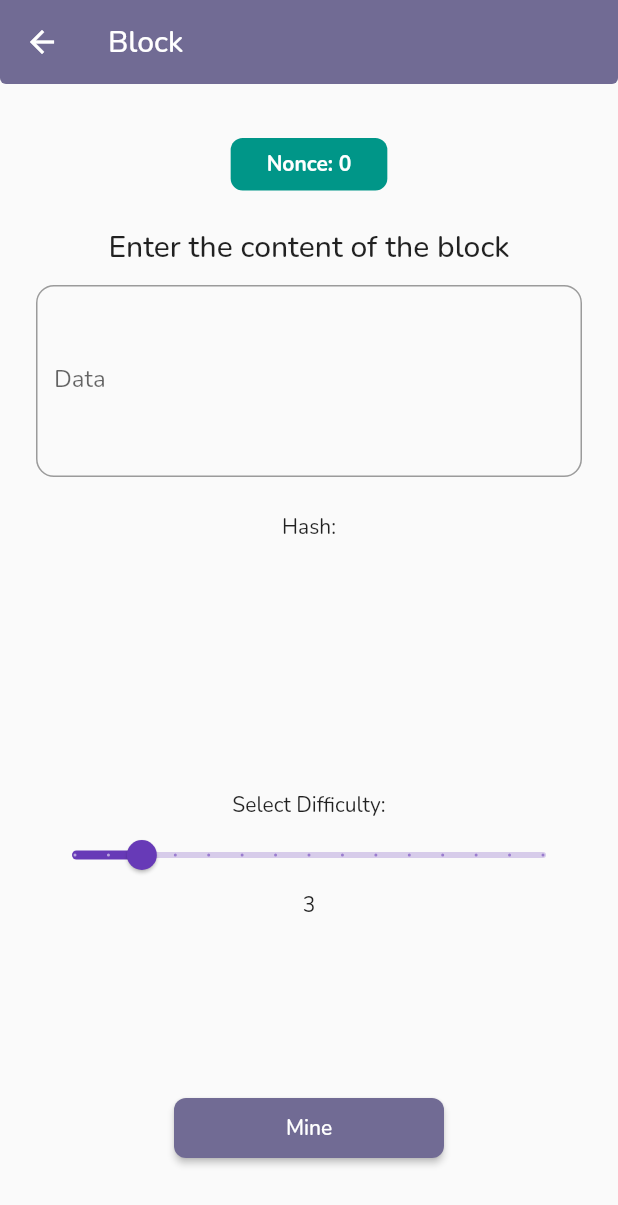
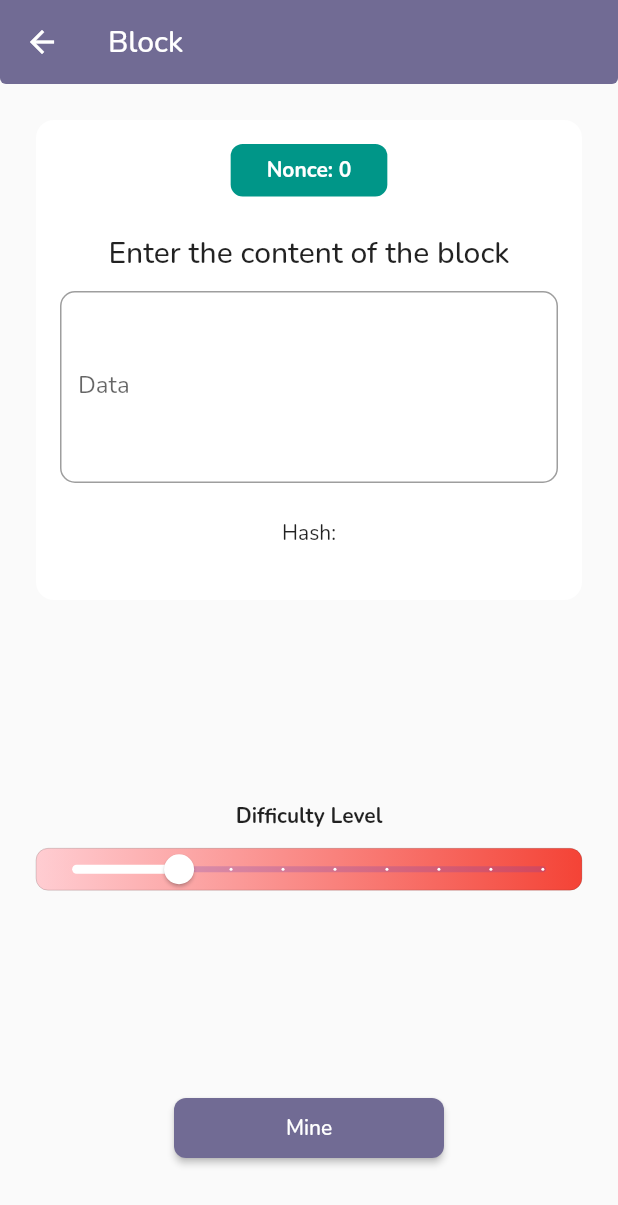
Before and after one commit to rashidwassan/blockchain-demo-app-flutter, a Flutter app: the BlockPage screen opened by its route, on a phone screen of 412 x 824 dp. Shown: the top 1205 px of the screen. Run offline on Flutter 3.47's test engine with Material 2 defaults, Android fonts, the phone set to English and light mode, and no system bars; our stand-ins replace google_fonts, lottie.

Commit message:
style fixes

```diff
--- a/lib/components/data_input_fields.dart
+++ b/lib/components/data_input_fields.dart
@@ -14,7 +14,7 @@ class DataInputField extends StatelessWidget {
       maxLines: 4,
       decoration: InputDecoration(
           labelText: title,
-          border: OutlineInputBorder(borderRadius: BorderRadius.circular(12))),
+          border: OutlineInputBorder(borderRadius: BorderRadius.circular(10))),
       onChanged: onChanged,
       controller: controller,
     );
--- a/lib/pages/demos/block.dart
+++ b/lib/pages/demos/block.dart
@@ -1,7 +1,9 @@
 import 'package:blockchain_demo_flutter/components/data_input_fields.dart';
+import 'package:blockchain_demo_flutter/constants/images.dart';
 import 'package:blockchain_demo_flutter/models/hash_with_nonce.dart';
 import 'package:flutter/foundation.dart';
 import 'package:flutter/material.dart';
+import 'package:lottie/lottie.dart';
 
 import '../../utils/crypto_things.dart';
 
@@ -15,19 +17,23 @@ class BlockPage extends StatefulWidget {
 }
 
 class _HashPageState extends State<BlockPage> {
+  final TextEditingController _contentController = TextEditingController();
+  HashWithNonce _hashWithNonce = HashWithNonce('', 0);
+  bool isCalculating = false;
   getHash() async {
+    setState(() {
+      isCalculating = true;
+    });
     await compute(CryptoUtils.getSHA256WithDifficulty, {
       'data': _contentController.text,
       'difficulty': difficulty.toInt(),
     }).then((result) {
       setState(() {
         _hashWithNonce = result;
+        isCalculating = false;
       });
     });
   }
-
-  final TextEditingController _contentController = TextEditingController();
-  HashWithNonce _hashWithNonce = HashWithNonce('', 0);
 
   double difficulty = 3;
   @override
@@ -40,51 +46,40 @@ class _HashPageState extends State<BlockPage> {
             child: Column(
               crossAxisAlignment: CrossAxisAlignment.center,
               children: [
+                BlockCard(
+                    contentController: _contentController,
+                    hashWithNonce: _hashWithNonce),
+                const Spacer(),
+                const Text(
+                  'Difficulty Level',
+                  style: TextStyle(fontWeight: FontWeight.bold),
+                ),
                 const SizedBox(height: 12),
                 Container(
+                  height: 28,
                   decoration: BoxDecoration(
-                      color: Colors.teal,
-                      borderRadius: BorderRadius.circular(8)),
-                  padding:
-                      const EdgeInsets.symmetric(vertical: 8, horizontal: 24),
-                  child: Text(
-                    'Nonce: ${_hashWithNonce.nonce.toString()}',
-                    textAlign: TextAlign.center,
-                    style: const TextStyle(
-                        fontWeight: FontWeight.bold, color: Colors.white),
-                  ),
-                ),
-                const SizedBox(height: 24),
-                Text(
-                  'Enter the content of the block',
-                  style: Theme.of(context).textTheme.headline6,
-                ),
-                const SizedBox(height: 12),
-                DataInputField(
-                    title: 'Data',
-                    controller: _contentController,
-                    onChanged: (value) {}),
-                const SizedBox(height: 24),
-                Text(
-                  'Hash:\n${_hashWithNonce.hash}',
-                  textAlign: TextAlign.center,
-                ),
-                const SizedBox(height: 32),
-                const Spacer(),
-                const Text('Select Difficulty:'),
-                Slider(
+                      borderRadius: BorderRadius.circular(8),
+                      border: Border.all(color: Colors.black, width: 0.1),
+                      gradient: LinearGradient(
+                          colors: [Colors.red.shade100, Colors.red])),
+                  child: Slider(
                       min: 1,
-                    max: 15,
-                    divisions: 14,
+                      max: 10,
+                      divisions: 9,
                       value: difficulty,
+                      thumbColor: Colors.white,
+                      activeColor: Colors.white,
+                      label: difficulty.toInt().toString(),
                       onChanged: (v) {
                         setState(() {
                           difficulty = v;
                         });
                       }),
-                Text(difficulty.toInt().toString()),
+                ),
                 const Spacer(),
-                MaterialButton(
+                isCalculating
+                    ? LottieBuilder.asset(Images.blockchain, height: 40)
+                    : MaterialButton(
                         minWidth: 180,
                         height: 40,
                         shape: RoundedRectangleBorder(
@@ -103,3 +98,53 @@ class _HashPageState extends State<BlockPage> {
         ));
   }
 }
+
+class BlockCard extends StatelessWidget {
+  const BlockCard(
+      {Key? key, required this.contentController, required this.hashWithNonce})
+      : super(key: key);
+  final HashWithNonce hashWithNonce;
+  final TextEditingController contentController;
+
+  @override
+  Widget build(BuildContext context) {
+    return AnimatedContainer(
+      duration: const Duration(milliseconds: 300),
+      padding: const EdgeInsets.all(16),
+      decoration: BoxDecoration(
+        color: Colors.white,
+        borderRadius: BorderRadius.circular(12),
+      ),
+      child: Column(
+        children: [
+          Container(
+            decoration: BoxDecoration(
+                color: Colors.teal, borderRadius: BorderRadius.circular(8)),
+            padding: const EdgeInsets.symmetric(vertical: 8, horizontal: 24),
+            child: Text(
+              'Nonce: ${hashWithNonce.nonce.toString()}',
+              textAlign: TextAlign.center,
+              style: const TextStyle(
+                  fontWeight: FontWeight.bold, color: Colors.white),
+            ),
+          ),
+          const SizedBox(height: 24),
+          Text(
+            'Enter the content of the block',
+            style: Theme.of(context).textTheme.headline6,
+          ),
+          const SizedBox(height: 12),
+          DataInputField(
+              title: 'Data',
+              controller: contentController,
+              onChanged: (value) {}),
+          const SizedBox(height: 24),
+          Text(
+            'Hash:\n${hashWithNonce.hash}',
+            textAlign: TextAlign.center,
+          ),
+        ],
+      ),
+    );
+  }
+}
--- a/lib/pages/demos/hash_page.dart
+++ b/lib/pages/demos/hash_page.dart
@@ -38,9 +38,24 @@ class _HashPageState extends State<HashPage> {
               const SizedBox(
                 height: 24,
               ),
-              Text(
-                'Hash:\n$hash',
-                textAlign: TextAlign.center,
+              Container(
+                padding: const EdgeInsets.all(16),
+                decoration: BoxDecoration(
+                    borderRadius: BorderRadius.circular(12),
+                    border: Border.all(width: 0.2, color: Colors.black)),
+                child: Column(
+                  children: [
+                    const Text(
+                      'Hash',
+                      textAlign: TextAlign.center,
+                      style: TextStyle(fontWeight: FontWeight.bold),
+                    ),
+                    SelectableText(
+                      '\n$hash',
+                      textAlign: TextAlign.center,
+                    ),
+                  ],
+                ),
               ),
             ],
           )),
```
Lines whose indentation alone changed are shown as unchanged.
